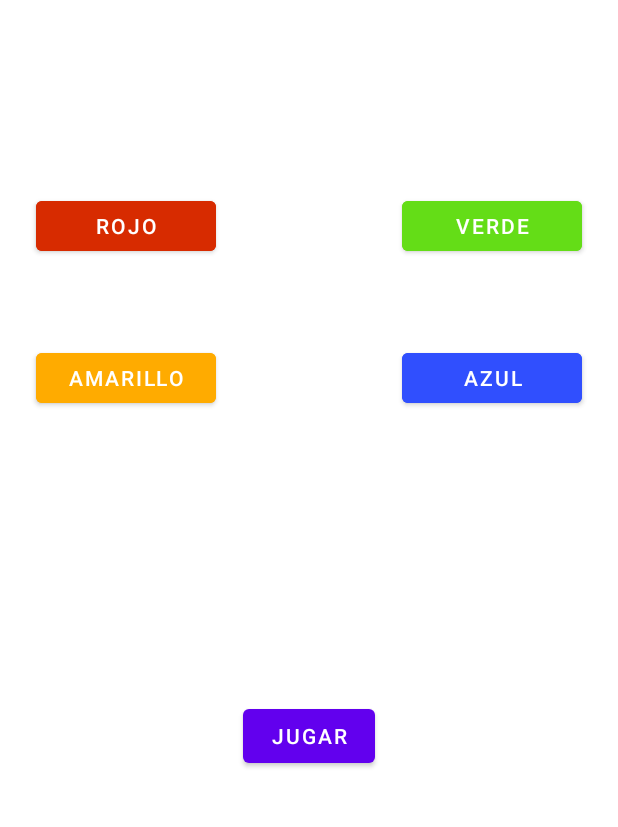
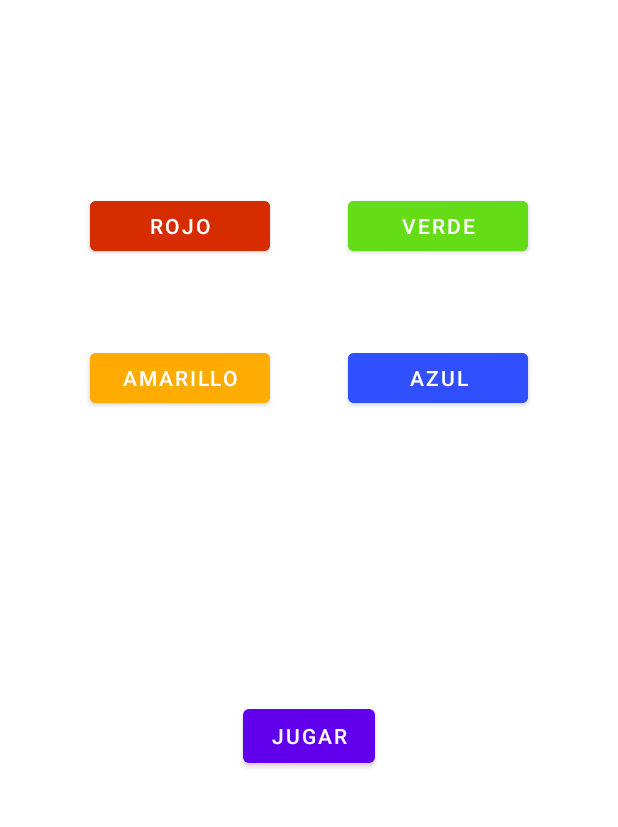
Before and after one commit to patriciamv97/SimonDice, an Android app: the screen it shows after launch (MainActivity), on a phone screen of 412 x 824 dp, the part 212-1039 px from its top. Run offline under Robolectric (Android 15) with nearby library versions, the light colour scheme and no system bars.

Commit message:
Juntamos más los botones aumentando el dp de las restricciones de los botones

```diff
--- a/app/src/main/res/layout/activity_main.xml
+++ b/app/src/main/res/layout/activity_main.xml
@@ -18,7 +18,7 @@
         android:id="@+id/rojo"
         android:layout_width="120dp"
         android:layout_height="45dp"
-        android:layout_marginStart="24dp"
+        android:layout_marginStart="60dp"
         android:layout_marginBottom="56dp"
         android:backgroundTint="#D72B00"
         android:text="@string/rojo"
@@ -29,7 +29,7 @@
         android:id="@+id/verde"
         android:layout_width="120dp"
         android:layout_height="45dp"
-        android:layout_marginEnd="24dp"
+        android:layout_marginEnd="60dp"
         android:layout_marginBottom="56dp"
         android:backgroundTint="#64DD17"
         android:text="@string/verde"
@@ -40,7 +40,7 @@
         android:id="@+id/amarillo"
         android:layout_width="120dp"
         android:layout_height="45dp"
-        android:layout_marginStart="24dp"
+        android:layout_marginStart="60dp"
         android:layout_marginTop="56dp"
         android:backgroundTint="#FFAB00"
         android:text="@string/amarillo"
@@ -52,7 +52,7 @@
         android:layout_width="120dp"
         android:layout_height="45dp"
         android:layout_marginTop="56dp"
-        android:layout_marginEnd="24dp"
+        android:layout_marginEnd="60dp"
         android:backgroundTint="#304FFE"
         android:text="@string/azul"
         app:layout_constraintEnd_toEndOf="parent"
```
